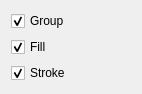
First picture: the form in src/gui/widgets/tools/shape_tool_widget.ui, repository mbasaglia/glaxnimate, before the edit.
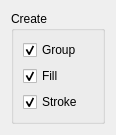
Second picture: the form after the edit. Icons and pictures are not drawn.

The edit to the form file:
```diff
--- a/src/gui/widgets/tools/shape_tool_widget.ui
+++ b/src/gui/widgets/tools/shape_tool_widget.ui
@@ -6,12 +6,18 @@
    <rect>
     <x>0</x>
     <y>0</y>
-    <width>142</width>
-    <height>90</height>
+    <width>116</width>
+    <height>132</height>
    </rect>
   </property>
   <layout class="QVBoxLayout" name="layout">
    <item>
+    <widget class="QGroupBox" name="group_box">
+     <property name="title">
+      <string>Create</string>
+     </property>
+     <layout class="QVBoxLayout" name="verticalLayout">
+      <item>
     <widget class="QCheckBox" name="check_group">
      <property name="text">
       <string>Group</string>
@@ -51,6 +57,9 @@
      <property name="checked">
       <bool>true</bool>
      </property>
+       </widget>
+      </item>
+     </layout>
     </widget>
    </item>
   </layout>
```
Lines whose indentation alone changed are shown as unchanged.
